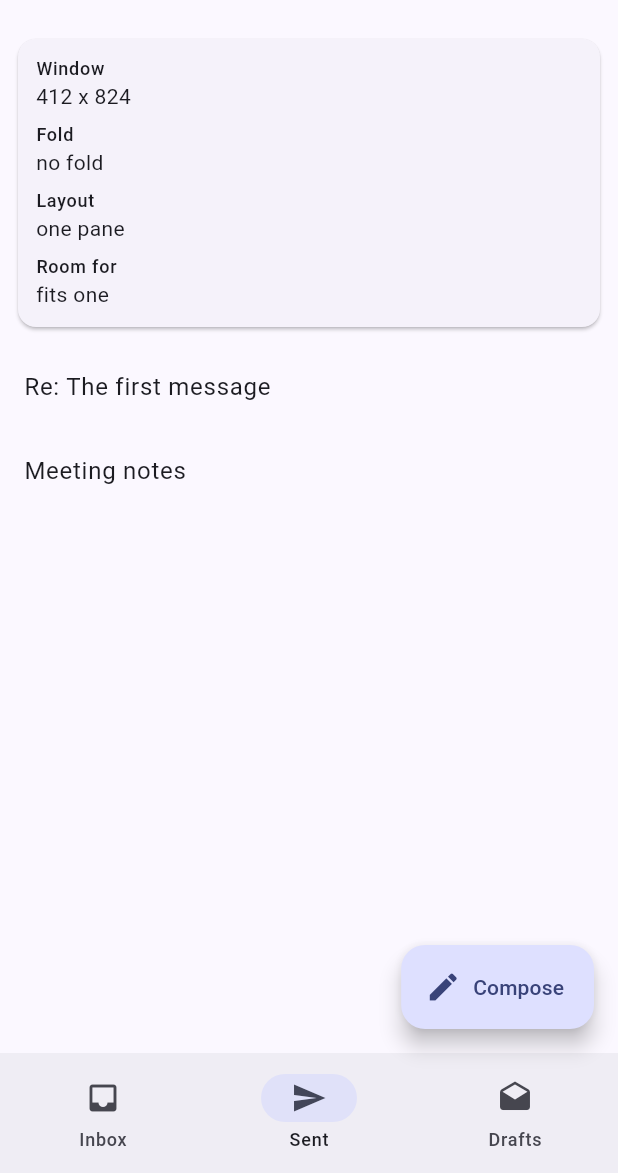
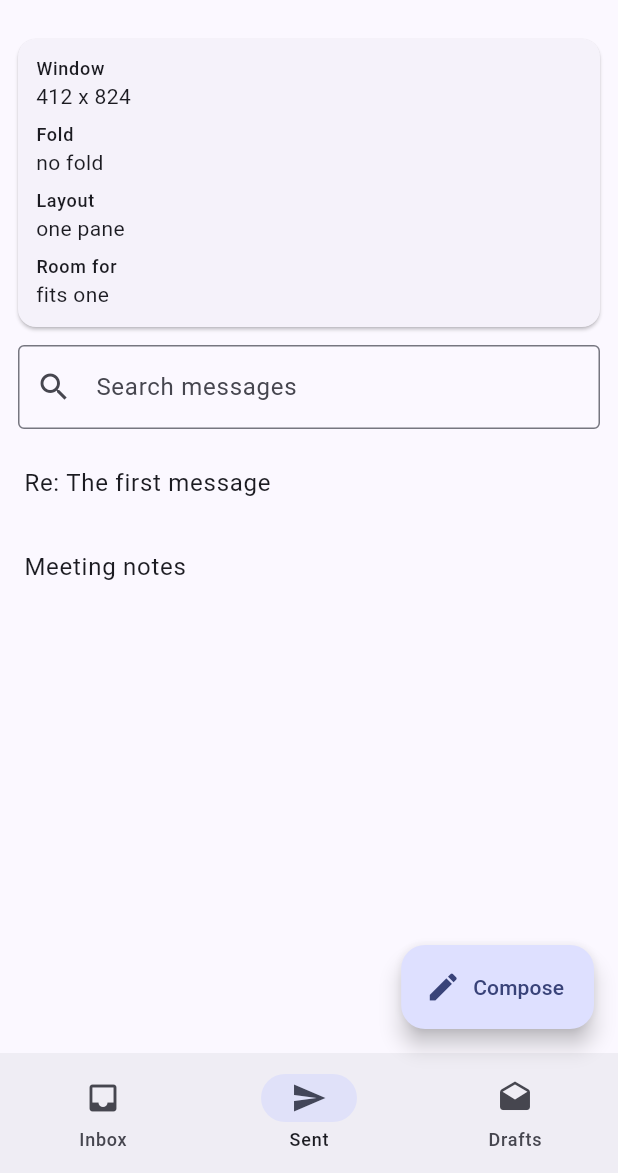
Before and after one commit to kunboy1608/foldable_scaffold, a Flutter app: the screen it shows after launch, item 2 of the bottom bar chosen, on a phone screen of 412 x 824 dp, the part 63-1236 px from its top. Run offline on Flutter 3.47's test engine with Material 3 defaults, Android fonts, the phone set to English and light mode, and no system bars; our stand-ins replace material_ui.

Commit message:
Implement search functionality and keyboard handling improvements in user and settings pages. Convert UsersPage to a StatefulWidget to manage search state, ensuring the search field retains focus when the keyboard is active. Add TextFields for login and settings with appropriate keyboard handling. Update tests to verify input field behavior across different screen sizes and scenarios.

```diff
--- a/packages/foldable_scaffold/example/lib/main.dart
+++ b/packages/foldable_scaffold/example/lib/main.dart
@@ -144,6 +144,9 @@ class _Options {
 class _ScaffoldExampleState extends State<ScaffoldExample> {
   int _tab = 0;
   String? _message = 'The first message';
+
+  /// What is typed in the search field of the list.
+  String _query = '';
 
   /// Moves the divider of the scaffold: the reset button in the app bar.
   final _controller = FoldableScaffoldController();
@@ -313,12 +316,29 @@ class _ScaffoldExampleState extends State<ScaffoldExample> {
               body: ListView(
                 children: [
                   const _LayoutCard(),
+                  // At the top of the body, the left pane when there are two:
+                  // the on-screen keyboard must not take the focus away.
+                  Padding(
+                    padding: const EdgeInsets.fromLTRB(12, 0, 12, 8),
+                    child: TextField(
+                      key: const Key('search'),
+                      onChanged: (value) => _update(() => _query = value),
+                      decoration: const InputDecoration(
+                        prefixIcon: Icon(Icons.search),
+                        hintText: 'Search messages',
+                        border: OutlineInputBorder(),
+                      ),
+                    ),
+                  ),
                   for (final message in _mailboxes[_tab].$3)
-                    ListTile(
-                      selected: message == _message,
-                      title: Text(message),
-                      onTap: () => _update(() => _message = message),
-                    ),
+                    if (message.toLowerCase().contains(
+                      _query.trim().toLowerCase(),
+                    ))
+                      ListTile(
+                        selected: message == _message,
+                        title: Text(message),
+                        onTap: () => _update(() => _message = message),
+                      ),
                 ],
               ),
               hasSecondaryBody: _message != null,
```
Also changed, not shown: packages/foldable_router/example/lib/pages/account_pages.dart (+38 -1 lines), packages/foldable_router/example/lib/pages/users_pages.dart (+31 -2 lines), 3 other files.
